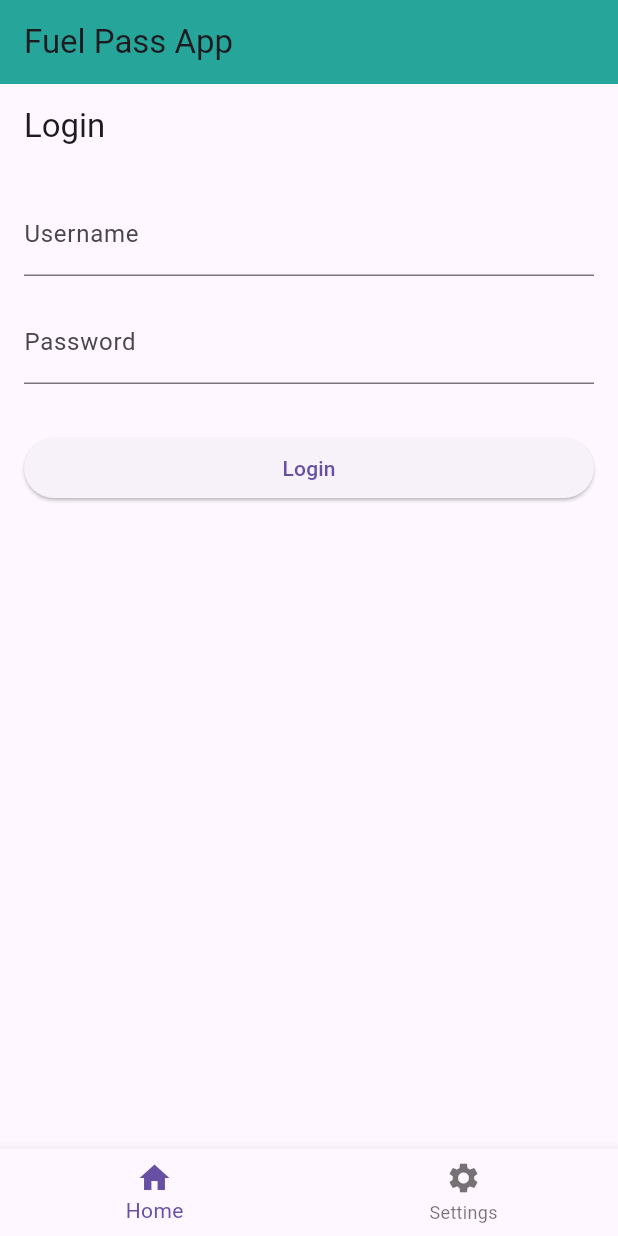
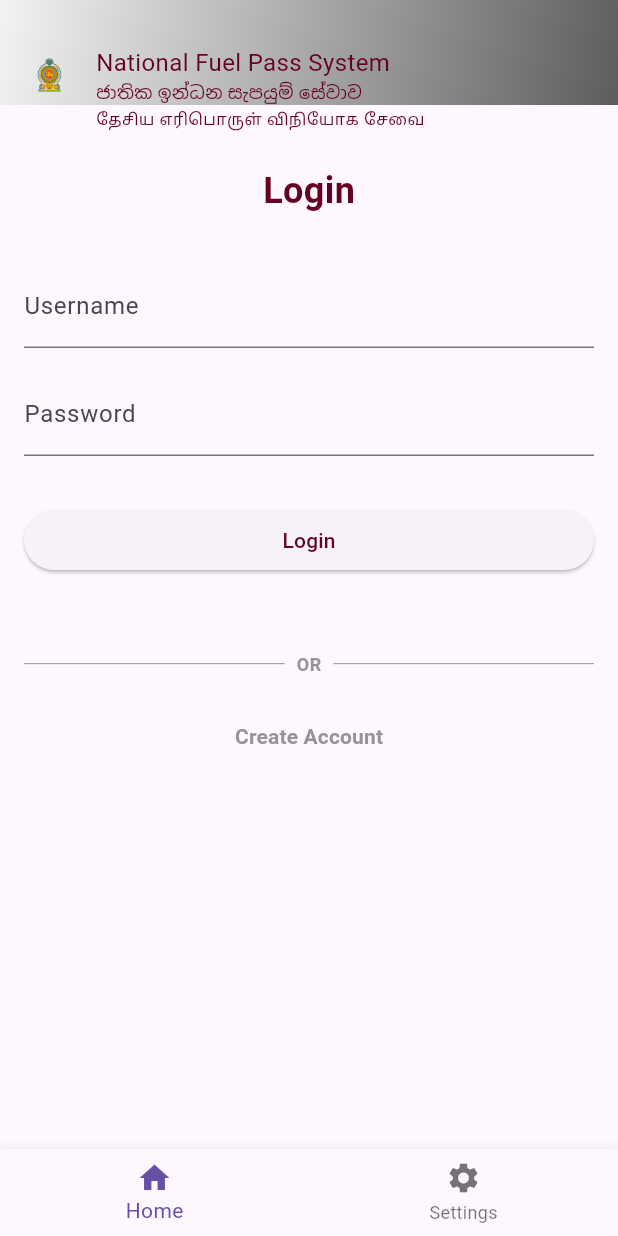
Before and after one commit to mcmanjitha/Fuel_pass_system, a Flutter app: the screen it shows after launch, on a phone screen of 412 x 824 dp. Run offline on Flutter 3.47's test engine with Material 3 defaults, Android fonts, the phone set to English and light mode, and no system bars.

Commit message:
Finished the AppBar and improved the login page

```diff
--- a/fuel_app/lib/main.dart
+++ b/fuel_app/lib/main.dart
@@ -12,9 +12,59 @@
     return MaterialApp(
       debugShowCheckedModeBanner: false,
       home: Scaffold(
-        appBar: AppBar(
-          title: const Text('Fuel Pass App'),
-          backgroundColor: Colors.teal[400],
+        appBar: PreferredSize(
+          preferredSize: const Size(100, 70),
+          child: AppBar(
+            flexibleSpace: Container(
+              padding: const EdgeInsets.only(left: 8.0, right: 8.0, top: 30.0),
+              decoration: const BoxDecoration(
+                gradient: LinearGradient(
+                  colors: [
+                    Color.fromARGB(255, 242, 243, 243),
+                    Color.fromARGB(255, 94, 93, 93)
+                  ],
+                  begin: Alignment.topLeft,
+                  end: Alignment.bottomRight,
+                ),
+              ),
+              child: Row(
+                children: [
+                  Container(
+                    margin: const EdgeInsets.only(left: 5.0),
+                    padding: const EdgeInsets.only(
+                        top: 8.0, right: 3.0, bottom: 8.0, left: 8.0),
+                    child:
+                        Image.asset('assets/logo.png'), // Add your image here
+                  ),
+                  const SizedBox(width: 16.0),
+                  const Column(
+                    crossAxisAlignment: CrossAxisAlignment.start,
+                    mainAxisAlignment: MainAxisAlignment.center,
+                    children: [
+                      Text(
+                        'National Fuel Pass System',
+                        style: TextStyle(
+                            fontSize: 16.0,
+                            color: Color.fromARGB(255, 101, 1, 33)),
+                      ),
+                      Text(
+                        'ජාතික ඉන්ධන සැපයුම් සේවාව',
+                        style: TextStyle(
+                            fontSize: 12.0,
+                            color: Color.fromARGB(255, 101, 1, 33)),
+                      ),
+                      Text(
+                        'தேசிய எரிபொருள் விநியோக சேவை',
+                        style: TextStyle(
+                            fontSize: 12.0,
+                            color: Color.fromARGB(255, 101, 1, 33)),
+                      )
+                    ],
+                  )
+                ],
+              ),
+            ),
+          ),
         ),
         body: const LoginPage(),
         bottomNavigationBar: BottomNavigationBar(
@@ -49,10 +99,26 @@
   @override
   Widget build(BuildContext context) {
     return Scaffold(
-      appBar: AppBar(
-        title: const Text('Login'),
+      body: Column(
+        children: [
+          Container(
+            padding: const EdgeInsets.only(
+                top: 40.0,
+                bottom: 16.0), // Top and bottom padding for the title area
+            //color: Colors.teal[400],
+            child: const Center(
+              child: Text(
+                'Login',
+                style: TextStyle(
+                  color: Color.fromARGB(255, 101, 1, 33),
+                  fontWeight: FontWeight.bold,
+                  fontSize: 24.0, // Font size for the title
                 ),
-      body: Padding(
+              ),
+            ),
+          ),
+          Expanded(
+              child: Padding(
             padding: const EdgeInsets.all(16.0),
             child: Form(
               key: _formKey,
@@ -95,11 +161,65 @@
                         );
                       }
                     },
-                child: const Text('Login'),
+                    child: const Text(
+                      'Login',
+                      style: TextStyle(color: Color.fromARGB(255, 101, 1, 33)),
+                    ),
+                  ),
+                  const SizedBox(
+                    height: 50.0,
+                  ),
+                  Row(
+                    children: [
+                      Expanded(
+                        child: Divider(
+                          color: Colors.grey[600],
+                          thickness: 0.5,
+                        ),
+                      ),
+                      const Padding(
+                        padding: EdgeInsets.symmetric(horizontal: 8.0),
+                        child: Text(
+                          'OR',
+                          style: TextStyle(
+                              fontSize: 12.0,
+                              fontWeight: FontWeight.bold,
+                              color: Color.fromARGB(255, 150, 149, 149)),
+                        ),
+                      ),
+                      Expanded(
+                        child: Divider(
+                          color: Colors.grey[600],
+                          thickness: 0.5,
+                        ),
                       ),
                     ],
                   ),
+                  const SizedBox(height: 16.0),
+                  Center(
+                    child: TextButton(
+                      onPressed: () {
+                        // Navigator.push(
+                        //   context,
+                        //   MaterialPageRoute(
+                        //     builder: (context) => const CreateAccountPage(),
+                        //   ),
+                        // )
+                      },
+                      child: const Text(
+                        'Create Account',
+                        style: TextStyle(
+                          color: Color.fromARGB(255, 150, 149, 149),
+                          fontWeight: FontWeight.bold,
                         ),
+                      ),
+                    ),
+                  )
+                ],
+              ),
+            ),
+          ))
+        ],
       ),
     );
   }
--- a/fuel_app/pubspec.yaml
+++ b/fuel_app/pubspec.yaml
@@ -53,6 +53,9 @@
 # The following section is specific to Flutter packages.
 flutter:
 
+  assets:
+    - assets/logo.png
+
   # The following line ensures that the Material Icons font is
   # included with your application, so that you can use the icons in
   # the material Icons class.
```
Also changed, not shown: fuel_app/assets/gradient (1).png (added), fuel_app/assets/logo.png (added). Lines whose indentation alone changed are shown as unchanged.
